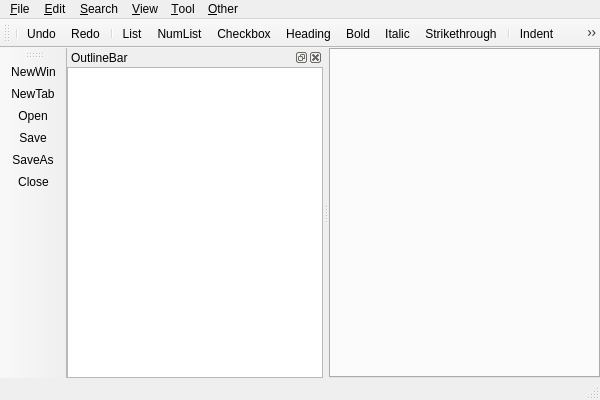
Above: viMarkdown/viMarkdown/MainWindow.ui from shigmas/viMarkdown before the change. Below: the same form after it.
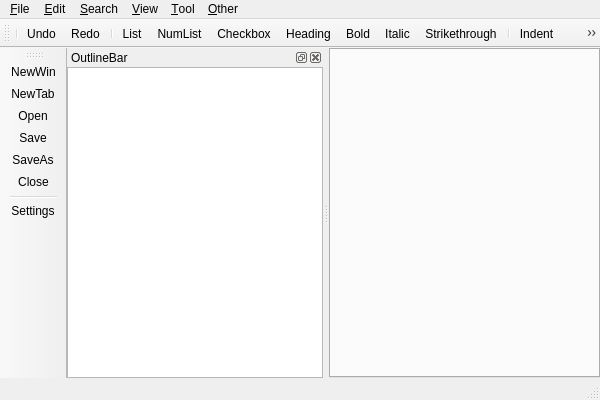
That is the form after the change. Icons and pictures are not drawn.

Commit message: 0565 ◎ C 02/02 02/02 01024│ToDo│Settings：アイコンをファイルツールバーに設置

What changed in the file:
```diff
--- a/viMarkdown/viMarkdown/MainWindow.ui
+++ b/viMarkdown/viMarkdown/MainWindow.ui
@@ -204,6 +204,8 @@
    <addaction name="action_Save"/>
    <addaction name="action_SaveAs"/>
    <addaction name="action_Close"/>
+   <addaction name="separator"/>
+   <addaction name="action_Settings"/>
   </widget>
   <widget class="QToolBar" name="mainToolBar">
    <attribute name="toolBarArea">
```
Left out of the diff: 7 changed lines with no effect on the pictures. The commit also changes 7 other files.
